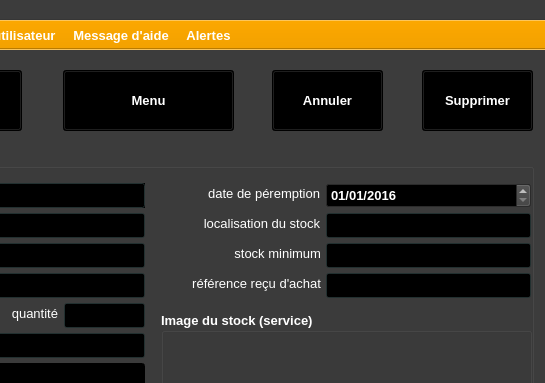
Before: the Qt Designer form ui/yeroth-erp-modifier-window.ui in xnoumbissinoundou/yeroth-erp-3.0, drawn with Qt 5; both pictures show x 255 to 800 and y 0 to 383 of the 800 by 600 pixel window.
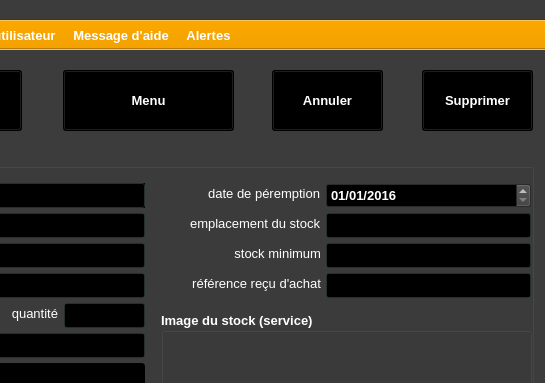
After: the same form once the commit is applied. Icons and pictures are not drawn. Custom widgets are drawn as their Qt base class.

Commit message: On branch master 	modified:   src/windows/yeroth-erp-entrer-window.cpp 	modified:   src/windows/yeroth-erp-entrer-window.hpp 	modified:   ui/yeroth-erp-achats-detail-window.ui 	modified:   ui/yeroth-erp-entrer-window.ui 	modified:   ui/yeroth-erp-modifier-window.ui 	modified:   ui/yeroth-erp-stock-detail-window.ui

Diff of the .ui file:
```diff
--- a/ui/yeroth-erp-modifier-window.ui
+++ b/ui/yeroth-erp-modifier-window.ui
@@ -5994,7 +5994,7 @@
       </font>
      </property>
      <property name="text">
-      <string>localisation du stock</string>
+      <string>emplacement du stock</string>
      </property>
      <property name="alignment">
       <set>Qt::AlignRight|Qt::AlignTrailing|Qt::AlignVCenter</set>
```
The commit also changes 5 other files.
